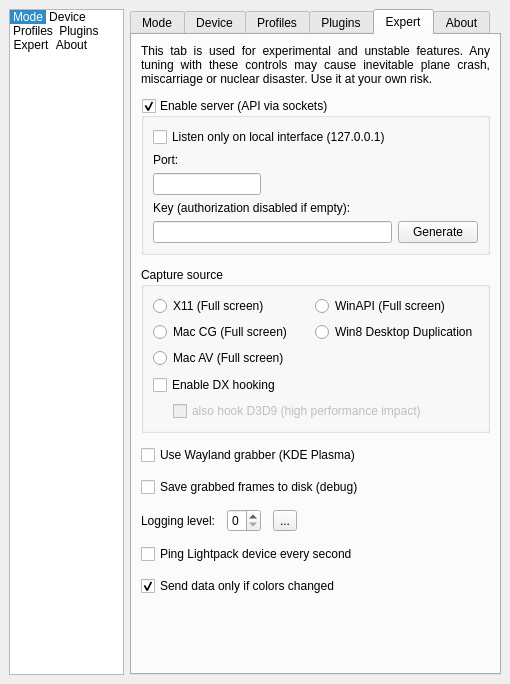
Before: the Qt Designer form Software/src/SettingsWindow.ui in ermito/Lightpack, drawn with Qt 5.
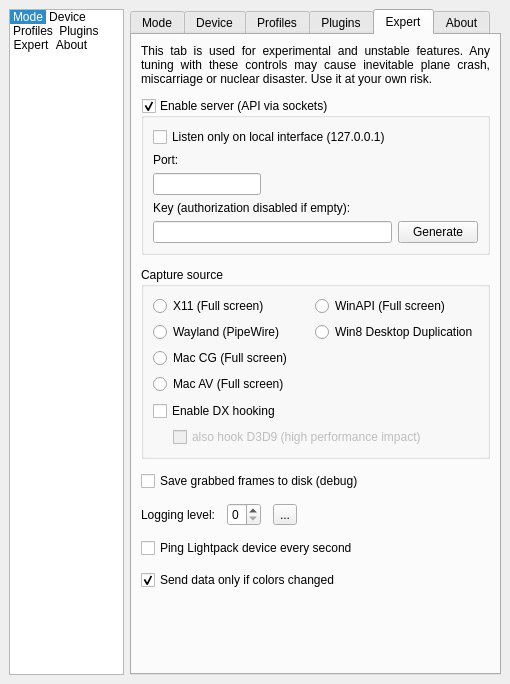
After: the same form once the commit is applied. The open tabs and pages were chosen to show the change. Icons and pictures are not drawn. Custom widgets are drawn as their Qt base class.

Commit message:
unify grabber selection: replace Wayland checkbox with unified Grabber dropdown
Merge X11/Wayland grabber selection into single Grabber setting.
Remove separate IsWaylandGrabberEnabled checkbox — WaylandPipeWire
is now a radio button alongside X11, WinAPI, DDupl, Mac options.
Simplifies GrabManager logic by removing dual-setting override.

```diff
--- a/Software/src/SettingsWindow.ui
+++ b/Software/src/SettingsWindow.ui
@@ -2730,6 +2730,13 @@
                  </property>
                 </widget>
                </item>
+               <item>
+                <widget class="QRadioButton" name="radioButton_GrabWayland">
+                 <property name="text">
+                  <string>Wayland (PipeWire)</string>
+                 </property>
+                </widget>
+               </item>
                <item>
                 <widget class="QRadioButton" name="radioButton_GrabMacCoreGraphics">
                  <property name="text">
@@ -2836,17 +2843,6 @@
           </layout>
          </widget>
         </item>
-        <item>
-         <widget class="QCheckBox" name="checkBox_EnableWaylandGrabber">
-          <property name="text">
-           <string>Use Wayland grabber (KDE Plasma)</string>
-          </property>
-          <property name="icon">
-           <iconset resource="../res/LightpackResources.qrc">
-            <normaloff>:/icons/uac-shield.png</normaloff>:/icons/uac-shield.png</iconset>
-          </property>
-         </widget>
-        </item>
         <item>
          <widget class="QCheckBox" name="checkBox_SaveGrabbedFrames">
           <property name="text">
```
Left out of the diff: 2 changed lines with no effect on the pictures. The commit also changes 6 other files.
